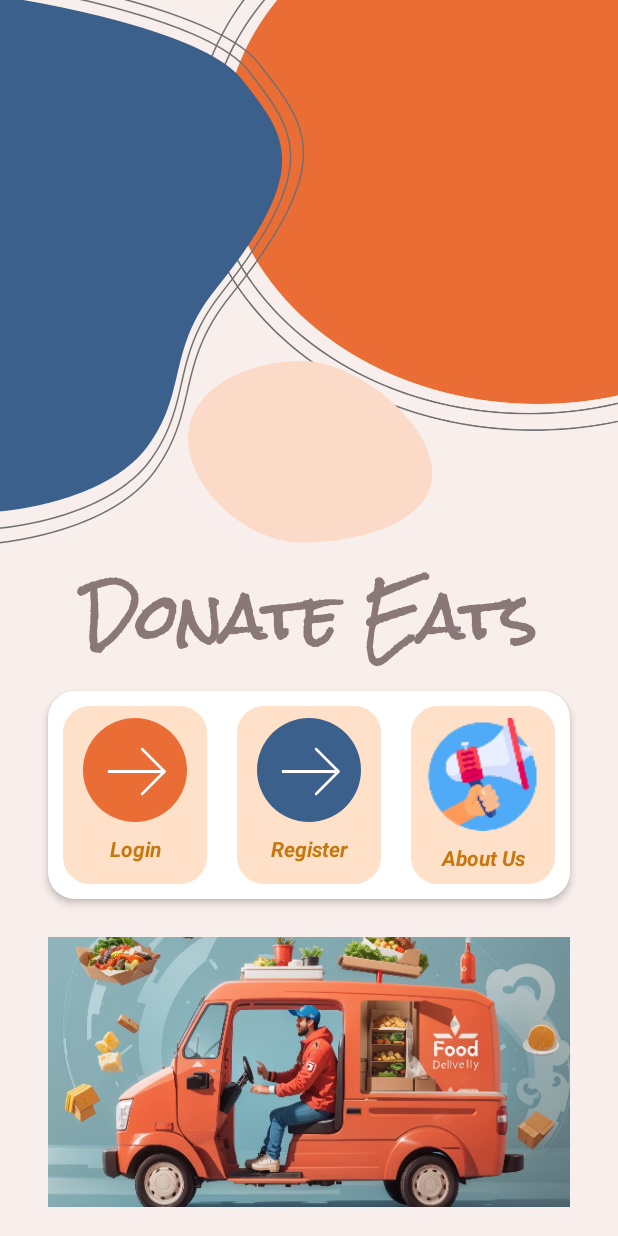
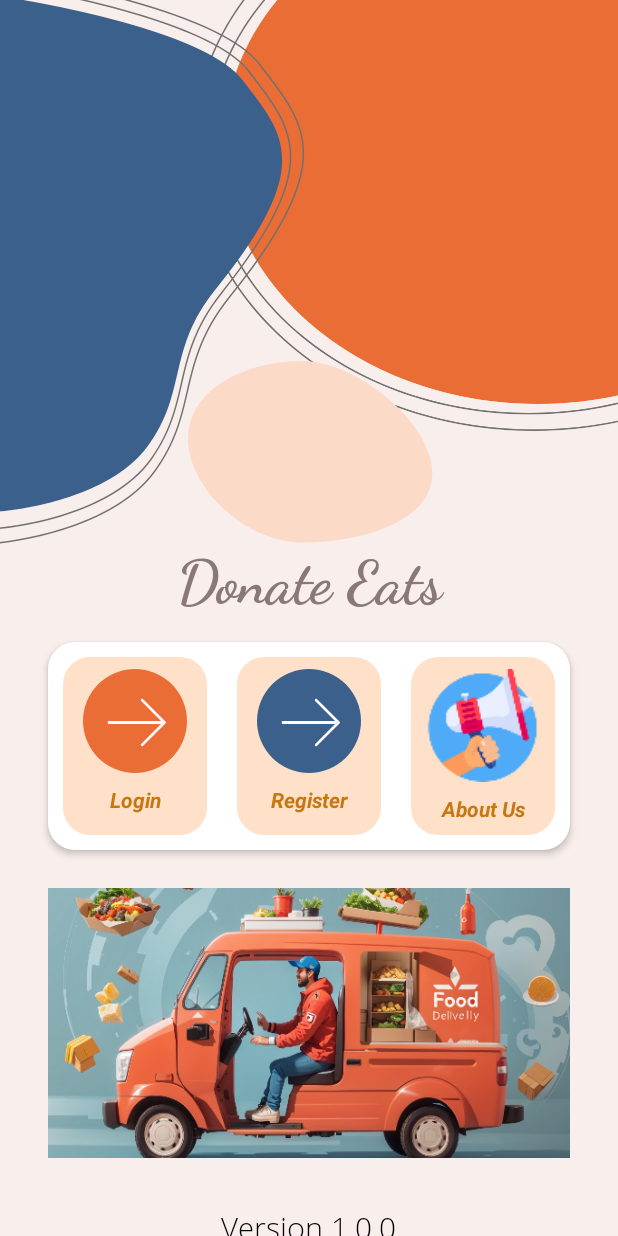
Before and after one commit to shafaeatrahman/DonateEats, an Android app: the screen it shows after launch (landingpage), on a phone screen of 412 x 824 dp. Run offline under Robolectric (Android 15) with nearby library versions, the light colour scheme and no system bars; our stand-ins replace Firebase (no records; nobody signed in at launch, a user with empty details on screens opened directly).

Commit message:
Main Font CHanged

```diff
--- a/app/src/main/res/layout/activity_landingpage.xml
+++ b/app/src/main/res/layout/activity_landingpage.xml
@@ -35,9 +35,9 @@
                 android:layout_height="wrap_content"
                 android:layout_marginLeft="32dp"
                 android:layout_marginRight="32dp"
-                android:layout_marginBottom="2dp"
+                android:layout_marginBottom="15dp"
+                android:fontFamily="cursive"
                 android:text="Donate Eats"
-                android:fontFamily="@font/rocksalt"
                 android:textAlignment="center"
                 android:textColor="#8A7878"
                 android:textSize="40sp"
```
